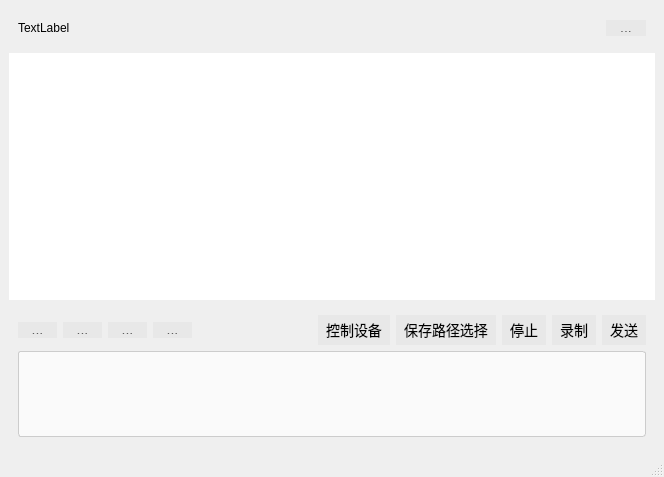
This is FacClient/chatroom.ui in 2306nian/FacExpSys as Qt 5 draws it before an edit. The edited form follows.
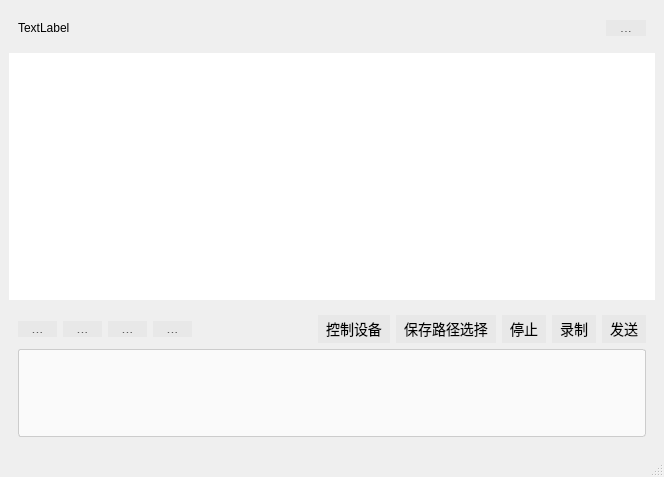
This is the edited form. Icons and pictures are not drawn.

```diff
--- a/FacClient/chatroom.ui
+++ b/FacClient/chatroom.ui
@@ -234,6 +234,12 @@
          </item>
          <item>
           <widget class="QPushButton" name="pushButton_4">
+           <property name="minimumSize">
+            <size>
+             <width>0</width>
+             <height>28</height>
+            </size>
+           </property>
            <property name="text">
             <string>控制设备</string>
            </property>
@@ -241,6 +247,12 @@
          </item>
          <item>
           <widget class="QPushButton" name="pushButton_3">
+           <property name="minimumSize">
+            <size>
+             <width>0</width>
+             <height>28</height>
+            </size>
+           </property>
            <property name="text">
             <string>保存路径选择</string>
            </property>
@@ -248,6 +260,12 @@
          </item>
          <item>
           <widget class="QPushButton" name="pushButton_2">
+           <property name="minimumSize">
+            <size>
+             <width>0</width>
+             <height>28</height>
+            </size>
+           </property>
            <property name="text">
             <string>停止</string>
            </property>
@@ -255,6 +273,12 @@
          </item>
          <item>
           <widget class="QPushButton" name="pushButton">
+           <property name="minimumSize">
+            <size>
+             <width>0</width>
+             <height>28</height>
+            </size>
+           </property>
            <property name="text">
             <string>录制</string>
            </property>
@@ -262,6 +286,12 @@
          </item>
          <item>
           <widget class="QPushButton" name="pushButton_emission">
+           <property name="minimumSize">
+            <size>
+             <width>0</width>
+             <height>28</height>
+            </size>
+           </property>
            <property name="text">
             <string>发送</string>
            </property>
```
Left out of the diff: 14 changed lines with no effect on the pictures.
